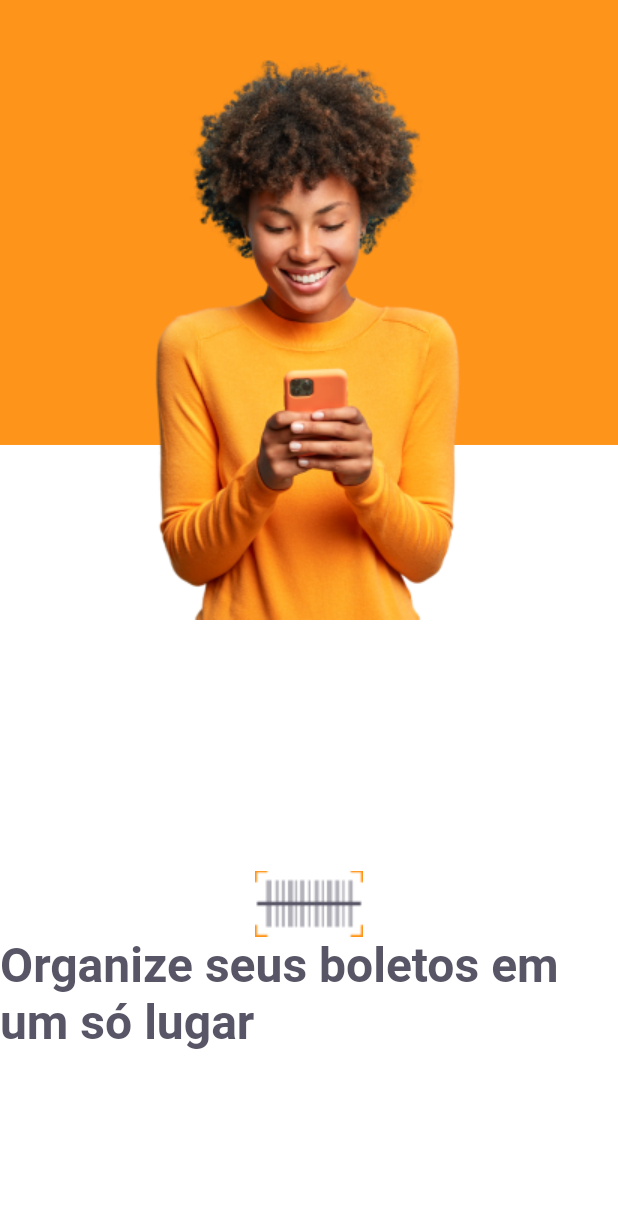
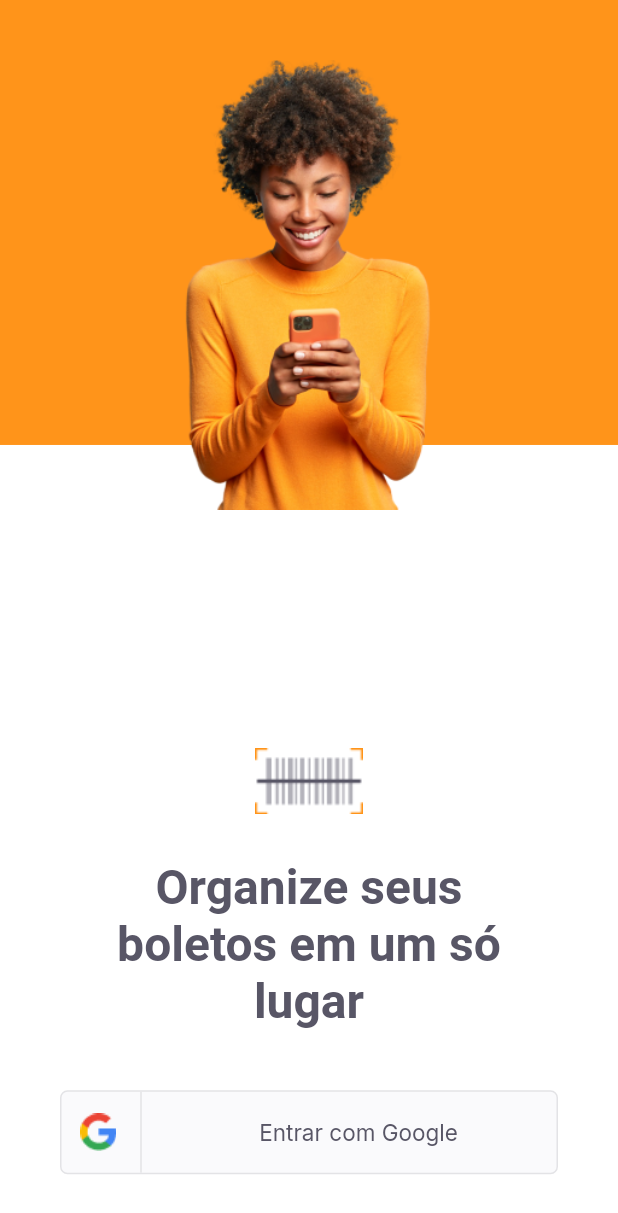
Before and after one commit to lauro-silva44/nlwTogether-payFlow, a Flutter app: the screen it shows after launch, on a phone screen of 412 x 824 dp. Shown: the top 1213 px of the screen. Run offline on Flutter 3.47's test engine with Material 2 defaults, Android fonts, the phone set to English and light mode, and no system bars; our stand-ins replace google_fonts.

Commit message:
added the login button[social button]

```diff
--- a/lib/main.dart
+++ b/lib/main.dart
@@ -13,7 +13,7 @@ class AppWidget extends StatelessWidget {
     return MaterialApp(
       title: 'Pay Flow',
       theme: ThemeData(primaryColor: AppColors.primary),
-      home: Login(),
+      home: LoginPage(),
     );
   }
 }
--- a/lib/modules/login/login_page.dart
+++ b/lib/modules/login/login_page.dart
@@ -1,16 +1,17 @@
 import 'package:flutter/material.dart';
 import 'package:payflow/shared/themes/app_colors.dart';
 import 'package:payflow/shared/themes/app_images.dart';
-import 'package:payflow/shared/themes/app_text_style.dart';
+import 'package:payflow/shared/themes/app_text_styles.dart';
+import 'package:payflow/shared/widgets/social_login/social_login_button.dart';
 
-class Login extends StatefulWidget {
-  const Login({Key? key}) : super(key: key);
+class LoginPage extends StatefulWidget {
+  LoginPage({Key? key}) : super(key: key);
 
   @override
-  _LoginState createState() => _LoginState();
+  _LoginPageState createState() => _LoginPageState();
 }
 
-class _LoginState extends State<Login> {
+class _LoginPageState extends State<LoginPage> {
   @override
   Widget build(BuildContext context) {
     final size = MediaQuery.of(context).size;
@@ -19,7 +20,8 @@ class _LoginState extends State<Login> {
       body: Container(
         width: size.width,
         height: size.height,
-          child: Stack(children: [
+        child: Stack(
+          children: [
             Container(
               width: size.width,
               height: size.height * 0.36,
@@ -29,21 +31,44 @@ class _LoginState extends State<Login> {
                 top: 40,
                 left: 0,
                 right: 0,
-              child: Image.asset(AppImages.person, width: 208, height: 373),
-            ),
+                child: Image.asset(
+                  AppImages.person,
+                  width: 208,
+                  height: 300,
+                )),
             Positioned(
-                bottom: size.height * 0.15,
+              bottom: size.height * 0.05,
               left: 0,
               right: 0,
               child: Column(
                 mainAxisAlignment: MainAxisAlignment.center,
+                crossAxisAlignment: CrossAxisAlignment.center,
                 children: [
                   Image.asset(AppImages.logomini),
-                    Text("Organize seus boletos em um só lugar",
-                        style: TextStyles.titleHome)
+                  Padding(
+                    padding:
+                        const EdgeInsets.only(top: 30, left: 70, right: 70),
+                    child: Text(
+                      "Organize seus boletos em um só lugar",
+                      textAlign: TextAlign.center,
+                      style: TextStyles.titleHome,
+                    ),
+                  ),
+                  Padding(
+                    padding:
+                        const EdgeInsets.only(left: 40, right: 40, top: 40),
+                    child: SocialLoginButton(
+                      onTap: () {
+                        print("clicou");
+                      },
+                    ),
+                  )
                 ],
-                ))
-          ]),
-        ));
+              ),
+            )
+          ],
+        ),
+      ),
+    );
   }
 }
--- a/lib/shared/themes/app_text_style.dart
+++ b/lib/shared/themes/app_text_styles.dart
@@ -1,6 +1,6 @@
 import 'package:flutter/material.dart';
 import 'package:google_fonts/google_fonts.dart';
-import 'package:payflow/shared/themes/app_colors.dart';
+import 'app_colors.dart';
 
 class TextStyles {
   static final titleHome = GoogleFonts.lexendDeca(
--- /dev/null
+++ b/lib/shared/widgets/social_login/social_login_button.dart
@@ -0,0 +1,59 @@
+import 'package:flutter/material.dart';
+import 'package:payflow/shared/themes/app_colors.dart';
+import 'package:payflow/shared/themes/app_images.dart';
+import 'package:payflow/shared/themes/app_text_styles.dart';
+
+class SocialLoginButton extends StatelessWidget {
+  final VoidCallback onTap;
+  const SocialLoginButton({Key? key, required this.onTap}) : super(key: key);
+
+  @override
+  Widget build(BuildContext context) {
+    return InkWell(
+      onTap: onTap,
+      child: Container(
+        height: 56,
+        decoration: BoxDecoration(
+            color: AppColors.shape,
+            borderRadius: BorderRadius.circular(5),
+            border: Border.fromBorderSide(
+              BorderSide(
+                color: AppColors.stroke,
+              ),
+            )),
+        child: Row(
+          children: [
+            Expanded(
+                flex: 1,
+                child: Row(
+                  mainAxisAlignment: MainAxisAlignment.center,
+                  children: [
+                    Image.asset(AppImages.google),
+                    SizedBox(
+                      width: 16,
+                    ),
+                    Container(
+                      height: 56,
+                      width: 1,
+                      color: AppColors.stroke,
+                    )
+                  ],
+                )),
+            Expanded(
+              flex: 4,
+              child: Row(
+                mainAxisAlignment: MainAxisAlignment.center,
+                children: [
+                  Text(
+                    "Entrar com Google",
+                    style: TextStyles.buttonGray,
+                  ),
+                ],
+              ),
+            ),
+          ],
+        ),
+      ),
+    );
+  }
+}
```
Also changed, not shown: 1 other file. Lines whose indentation alone changed are shown as unchanged.
